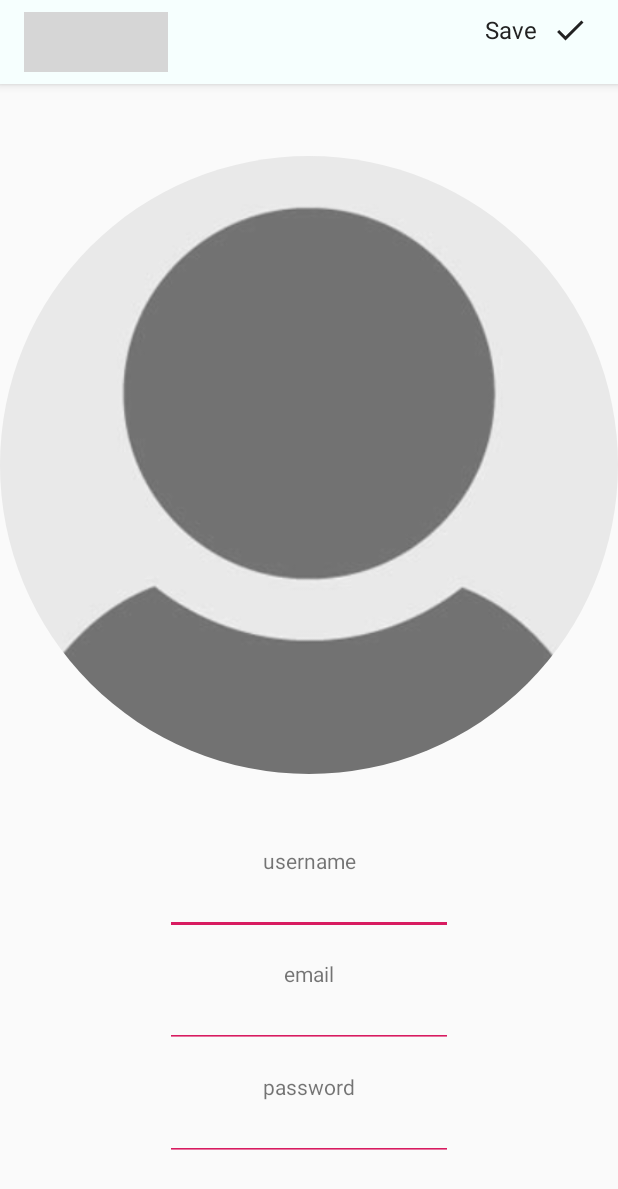
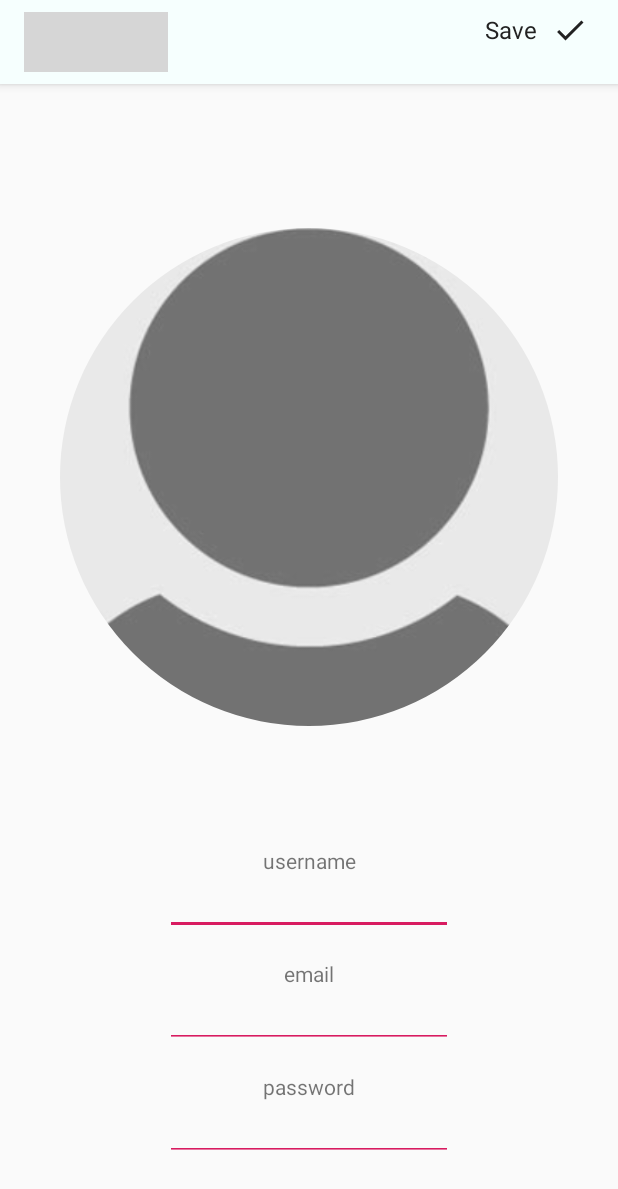
Before and after one commit to grandefirano/Cleanenger, an Android app: the layout activity_account.xml on its own in the app's theme, with its tools: preview values and no code run, on a phone screen of 412 x 824 dp. Shown: the top 1189 px of the screen. Run offline under Robolectric (Android 15) with nearby library versions, the phone set to English and light mode, and no system bars; grey boxes are pictures that could not be loaded.

```diff
--- a/app/src/main/java/com/grandefirano/cleanenger/adapter/FindPeopleAdapter.java
+++ b/app/src/main/java/com/grandefirano/cleanenger/adapter/FindPeopleAdapter.java
@@ -155,6 +155,7 @@ public class FindPeopleAdapter extends RecyclerView.Adapter<FindPeopleAdapter.Vi
                 mImageView=itemView.findViewById(R.id.personImageView);
                 mPersonTextView=itemView.findViewById(R.id.nameOfPersonTextView);
                 mAddFriendImageView=itemView.findViewById(R.id.addFriendImageView);
+
                 Log.d("ddd",mPersonTextView.getText().toString());
                 mAddFriendImageView.setOnClickListener(new View.OnClickListener() {
                     @Override
--- a/app/src/main/res/layout/activity_account.xml
+++ b/app/src/main/res/layout/activity_account.xml
@@ -12,9 +12,11 @@
 
     <de.hdodenhof.circleimageview.CircleImageView
         android:id="@+id/profilePhotoImageView"
-        android:layout_width="wrap_content"
+        android:layout_width="0dp"
         android:layout_height="0dp"
-        android:layout_marginTop="16dp"
+        android:layout_marginStart="40dp"
+        android:layout_marginEnd="40dp"
+        android:layout_marginTop="32dp"
         android:layout_marginBottom="16dp"
         android:onClick="changePhoto"
         app:layout_constraintBottom_toTopOf="@+id/usernameTitleTextView"
--- a/app/src/main/res/layout/single_chat_row_left.xml
+++ b/app/src/main/res/layout/single_chat_row_left.xml
@@ -27,6 +27,8 @@
         android:background="@drawable/background_left_chat_row"
         android:layout_toEndOf="@+id/messagePersonImageView"
         android:text="message"
+        android:textSize="16sp"
+        android:textColor="@color/colorChatFont"
         android:padding="8dp"
         android:layout_marginStart="5dp"
 
--- a/app/src/main/res/layout/single_chat_row_right.xml
+++ b/app/src/main/res/layout/single_chat_row_right.xml
@@ -24,7 +24,9 @@
         android:layout_height="wrap_content"
         android:background="@drawable/background_right_chat_row"
         android:layout_toEndOf="@+id/messagePersonImageView"
+        android:textColor="@color/colorChatFont"
         android:text="message"
+        android:textSize="16sp"
         android:padding="8dp"
         android:layout_marginStart="5dp"
         android:layout_alignParentEnd="true"
--- a/app/src/main/res/values/colors.xml
+++ b/app/src/main/res/values/colors.xml
@@ -13,6 +13,8 @@
     <color name="colorChatLeft">#BFD6FF</color>
     <color name="colorChatRight">#C9C9C9</color>
 
+    <color name="colorChatFont">#222222</color>
+
     <color name="colorChatLeftClicked">#A5B7E0</color>
     <color name="colorChatRightClicked">#AFAFAF</color>
 
```
